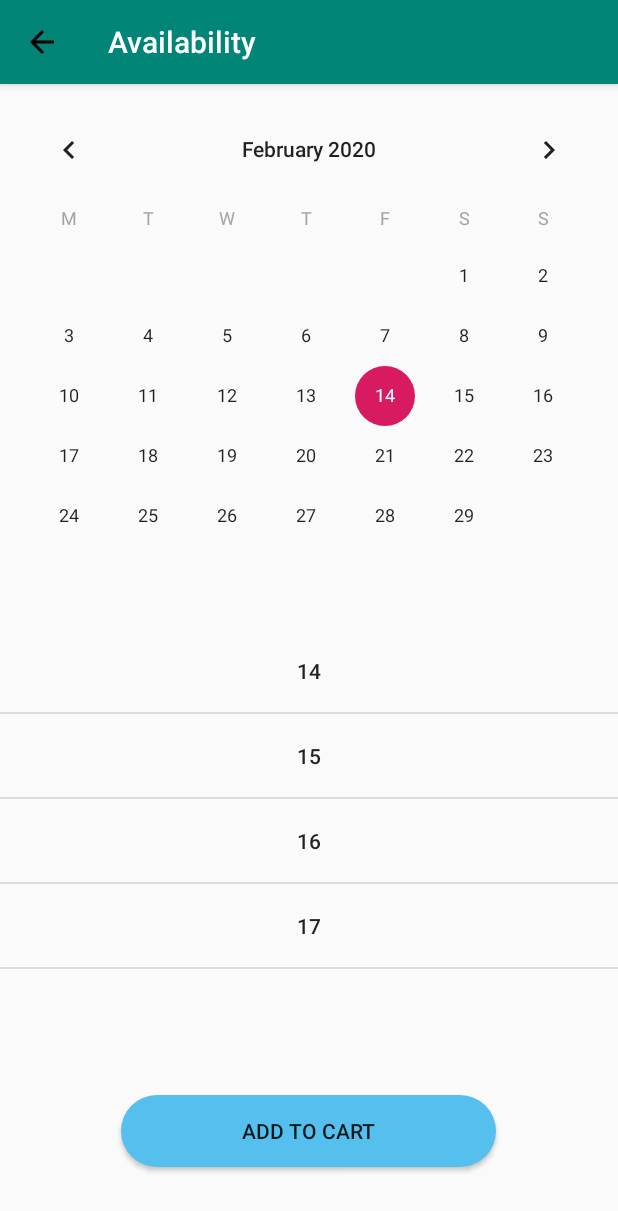
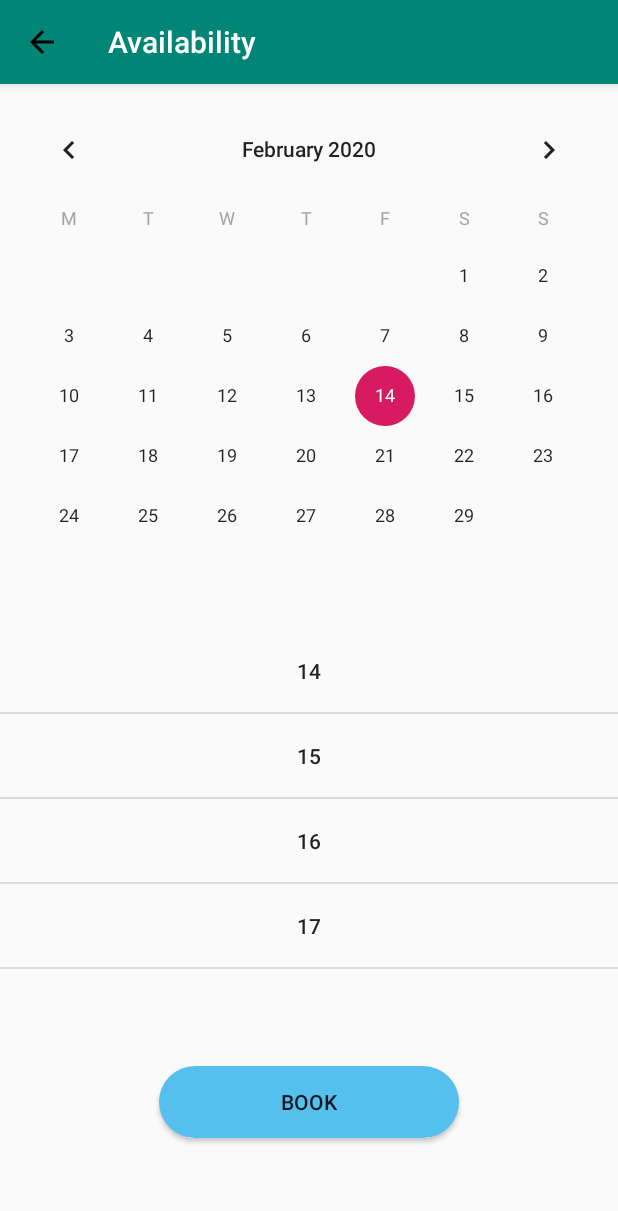
Before and after one commit to EstebanRuizViera/EnterpriseClient, an Android app: the AvailabilityActivity screen opened directly, with no data from a screen before it, on a phone screen of 412 x 824 dp. Shown: the top 1211 px of the screen. Run offline under Robolectric (Android 15) with nearby library versions, the light colour scheme and no system bars.

Commit message:
fixed recyclerView Home

```diff
--- a/app/src/main/res/layout/activity_availability.xml
+++ b/app/src/main/res/layout/activity_availability.xml
@@ -26,11 +26,12 @@
         android:id="@+id/calendar"
         android:layout_width="match_parent"
         android:layout_height="wrap_content"
+        android:shownWeekCount="100"
         android:firstDayOfWeek="2"/>
 
     <LinearLayout
         android:layout_width="match_parent"
-        android:layout_height="280dp"
+        android:layout_height="wrap_content"
         android:orientation="vertical">
 
     <androidx.recyclerview.widget.RecyclerView
@@ -48,10 +49,10 @@
 
         <Button
             android:id="@+id/addToCart"
-            android:layout_width="250dp"
+            android:layout_width="200dp"
             android:layout_height="wrap_content"
             android:background="@drawable/login_button_circle"
-            android:text="Add to cart"
+            android:text="Book"
             android:gravity="center"/>
 
     </LinearLayout>
--- a/app/src/main/res/layout/fragment_home.xml
+++ b/app/src/main/res/layout/fragment_home.xml
@@ -4,7 +4,7 @@
     xmlns:tools="http://schemas.android.com/tools"
     android:id="@+id/linearHome"
     android:layout_width="match_parent"
-    android:layout_height="match_parent"
+    android:layout_height="wrap_content"
     android:background="?attr/backgroundColor"
     android:orientation="vertical">
 
--- a/app/src/main/res/layout/layout_content_profile_recyclerview.xml
+++ b/app/src/main/res/layout/layout_content_profile_recyclerview.xml
@@ -16,7 +16,7 @@
             android:id="@+id/thumbnail"
             android:layout_width="120dp"
             android:layout_height="match_parent"
-            android:background="@drawable/book_button_circle"
+            android:background="@drawable/loading_shape"
             android:src="@drawable/teror2" />
 
 
--- a/app/src/main/res/layout/recyclerview_home.xml
+++ b/app/src/main/res/layout/recyclerview_home.xml
@@ -7,7 +7,7 @@
     <androidx.recyclerview.widget.RecyclerView
         android:id="@+id/recyclerViewHome"
         android:layout_width="match_parent"
-        android:layout_height="wrap_content"
+        android:layout_height="match_parent"
         android:background="?attr/backgroundColor"/>
 
 </LinearLayout>
```
